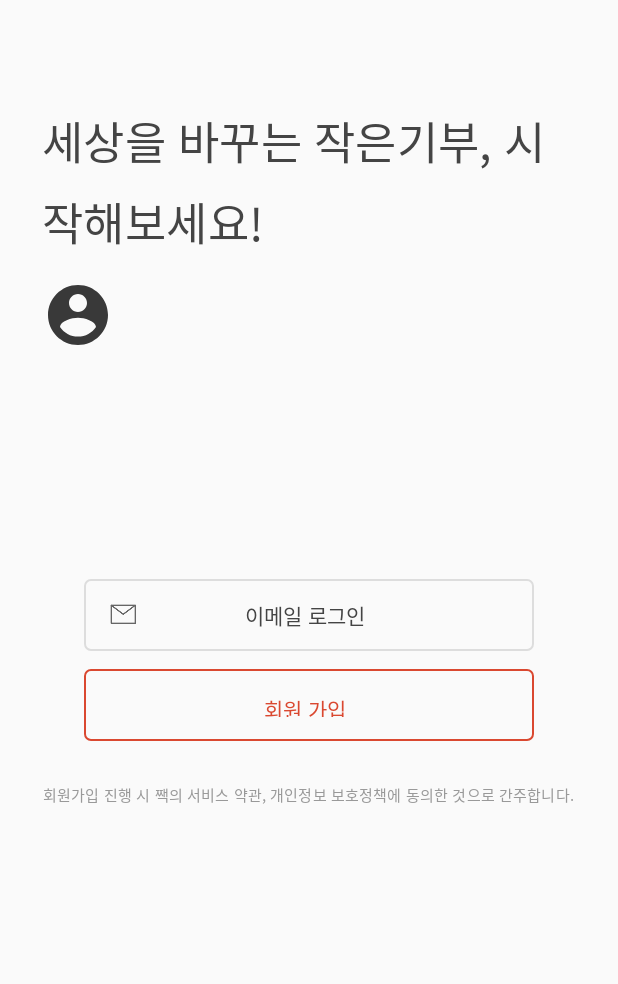
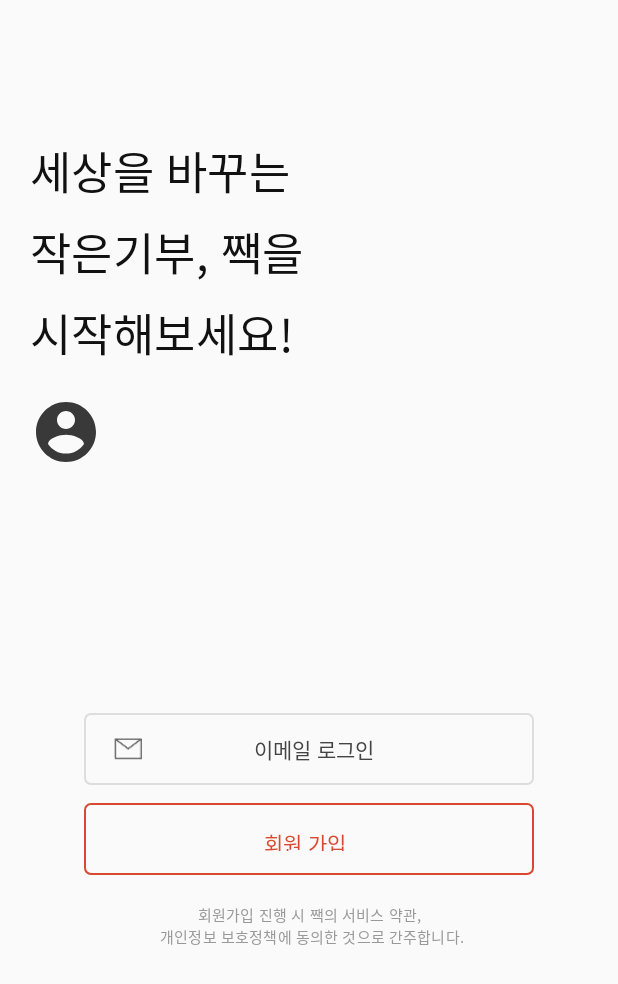
Before and after one commit to JJACK-JJACK/Android, an Android app: the BeginningActivity screen opened directly, with no data from a screen before it, on a phone screen of 412 x 824 dp. Shown: the top 984 px of the screen. Run offline under Robolectric (Android 15) with nearby library versions, the phone set to English and light mode, and no system bars.

Commit message:
modify ui

```diff
--- a/app/src/main/res/layout/activity_beginning.xml
+++ b/app/src/main/res/layout/activity_beginning.xml
@@ -8,28 +8,27 @@
         tools:context=".activities.login.BeginningActivity">
     <LinearLayout
             android:orientation="vertical"
-            android:paddingHorizontal="28dp"
+            android:paddingHorizontal="20dp"
             android:layout_width="match_parent"
             android:layout_height="match_parent">
         <TextView
-                android:layout_marginTop="72dp"
+                android:layout_marginTop="92dp"
                 android:layout_width="wrap_content"
                 android:layout_height="wrap_content"
                 android:textSize="30sp"
-                android:textColor="#444444"
+                android:textColor="#111111"
                 android:letterSpacing="0.01"
                 android:lineSpacingExtra="10sp"
-                android:text="세상을 바꾸는 작은기부,
-시작해보세요!"/>
+                android:text="세상을 바꾸는\n작은기부, 짹을\n시작해보세요!"/>
         <ImageView
-                android:layout_marginTop="16dp"
+                android:layout_marginTop="20dp"
                 android:src="@drawable/ic_account_circle_black_24dp"
                 android:layout_width="48dp"
                 android:layout_height="48dp"/>
         <LinearLayout
                 android:layout_gravity="center_horizontal"
-                android:layout_marginTop="152dp"
-                android:paddingHorizontal="17dp"
+                android:layout_marginTop="163dp"
+                android:paddingHorizontal="20dp"
                 android:id="@+id/btn_beginning_login"
                 android:background="@drawable/shape_btn_email"
                 android:orientation="horizontal"
@@ -38,12 +37,12 @@
             <ImageView
                     android:layout_gravity="center_vertical"
                     android:src="@drawable/ic_email"
-                    android:layout_width="18dp"
-                    android:layout_height="14dp"/>
+                    android:layout_width="19dp"
+                    android:layout_height="16dp"/>
             <TextView
                     android:layout_gravity="center_vertical"
                     android:textSize="14sp"
-                    android:paddingLeft="72dp"
+                    android:paddingLeft="74dp"
                     android:textColor="#444444"
                     android:letterSpacing="0.01"
                     android:text="이메일 로그인"
@@ -62,7 +61,7 @@
                     android:paddingHorizontal="120dp"
                     android:text="회원 가입"
                     android:textSize="14sp"
-                    android:textColor="#da4830"
+                    android:textColor="@color/red"
                     android:letterSpacing="0.01"
                     android:layout_width="300dp"
                     android:layout_height="48dp"/>
@@ -70,7 +69,7 @@
         </RelativeLayout>
 
         <TextView
-                android:layout_marginTop="28dp"
+                android:layout_marginTop="19dp"
                 android:layout_gravity="center_horizontal"
                 android:layout_width="wrap_content"
                 android:layout_height="wrap_content"
@@ -78,7 +77,7 @@
                 android:textColor="#999999"
                 android:letterSpacing="0.01"
                 android:gravity="center_horizontal"
-                android:text="회원가입 진행 시 짹의 서비스 약관,
+                android:text="회원가입 진행 시 짹의 서비스 약관,\n
 개인정보 보호정책에 동의한 것으로 간주합니다."/>
 
 
```
